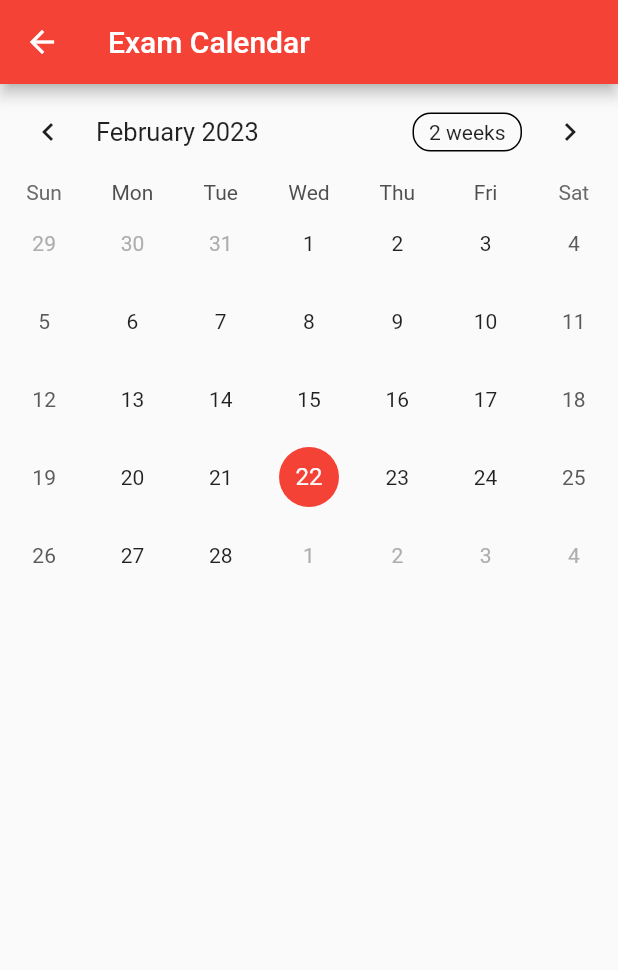
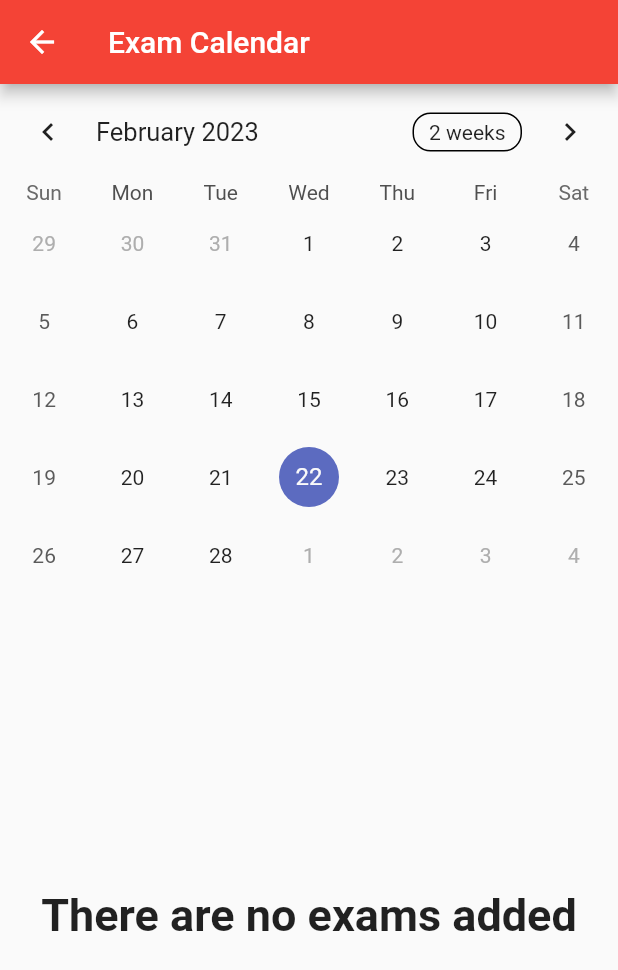
Before and after one commit to Flutter-Labs-MIS/lab_5, a Flutter app: the ExamsCalendar screen opened by its route, on a phone screen of 412 x 824 dp. Shown: the top 970 px of the screen. Run offline on Flutter 3.47's test engine with Material 2 defaults, Android fonts, the phone set to English and light mode, and no system bars; drawn by our look-alikes of table_calendar; our stand-ins replace nanoid.

Commit message:
List exams

```diff
--- a/lib/screens/exams_calendar.dart
+++ b/lib/screens/exams_calendar.dart
@@ -1,21 +1,42 @@
 import 'package:flutter/material.dart';
+import 'package:intl/intl.dart';
+import 'package:lab_3/models/exam.dart';
+import 'package:provider/provider.dart';
 import 'package:table_calendar/table_calendar.dart';
 
+import '../widgets/exam_card.dart';
+
 class ExamsCalendar extends StatefulWidget {
-  const ExamsCalendar({super.key});
+  const ExamsCalendar({
+    super.key,
+  });
 
   @override
   State<StatefulWidget> createState() => _ExamsCalendarState();
 }
 
 class _ExamsCalendarState extends State<ExamsCalendar> {
+  DateTime _selectedDay = DateTime.now();
+  DateTime _focusedDay = DateTime.now();
+
+  List<Exam> _getExamsForDay(BuildContext context, DateTime day) {
+    return context
+        .watch<ExamModel>()
+        .exams
+        .where(
+            (element) => element.date == DateFormat("dd/MM/yyyy").format(day))
+        .toList();
+  }
+
   @override
   Widget build(BuildContext context) {
     return Scaffold(
       appBar: AppBar(
         title: const Text("Exam Calendar"),
       ),
-      body: TableCalendar(
+      body: Column(
+        children: [
+          TableCalendar(
             firstDay: DateTime(1990),
             lastDay: DateTime(2100),
             focusedDay: DateTime.now(),
@@ -25,6 +46,41 @@ class _ExamsCalendarState extends State<ExamsCalendar> {
                 shape: BoxShape.circle,
               ),
             ),
+            onDaySelected: (selectedDay, focusedDay) {
+              setState(() {
+                _selectedDay = selectedDay;
+                _focusedDay = focusedDay; // update `_focusedDay` here as well
+              });
+            },
+            selectedDayPredicate: (day) {
+              return isSameDay(_selectedDay, day);
+            },
+            onPageChanged: (focusedDay) {
+              _focusedDay = focusedDay;
+            },
+            eventLoader: (day) => _getExamsForDay(context, day),
+          ),
+          Expanded(
+            child: _getExamsForDay(context, _selectedDay).isEmpty
+                ? const Center(
+                    child: Text(
+                      "There are no exams added",
+                      style: TextStyle(
+                        fontSize: 30,
+                        fontWeight: FontWeight.bold,
+                      ),
+                    ),
+                  )
+                : ListView.builder(
+                    itemBuilder: (ctx, index) {
+                      return ExamCard(
+                        _getExamsForDay(context, _selectedDay)[index],
+                      );
+                    },
+                    itemCount: _getExamsForDay(context, _selectedDay).length,
+                  ),
+          )
+        ],
       ),
     );
   }
--- a/lib/utilities/router/router.dart
+++ b/lib/utilities/router/router.dart
@@ -13,7 +13,7 @@ class RouterGenerator {
         );
       case 'exams_calendar':
         return MaterialPageRoute(
-          builder: (_) => const ExamsCalendar(),
+          builder: (_) => ExamsCalendar(),
         );
       default:
         return _error();
```
Lines whose indentation alone changed are shown as unchanged.
